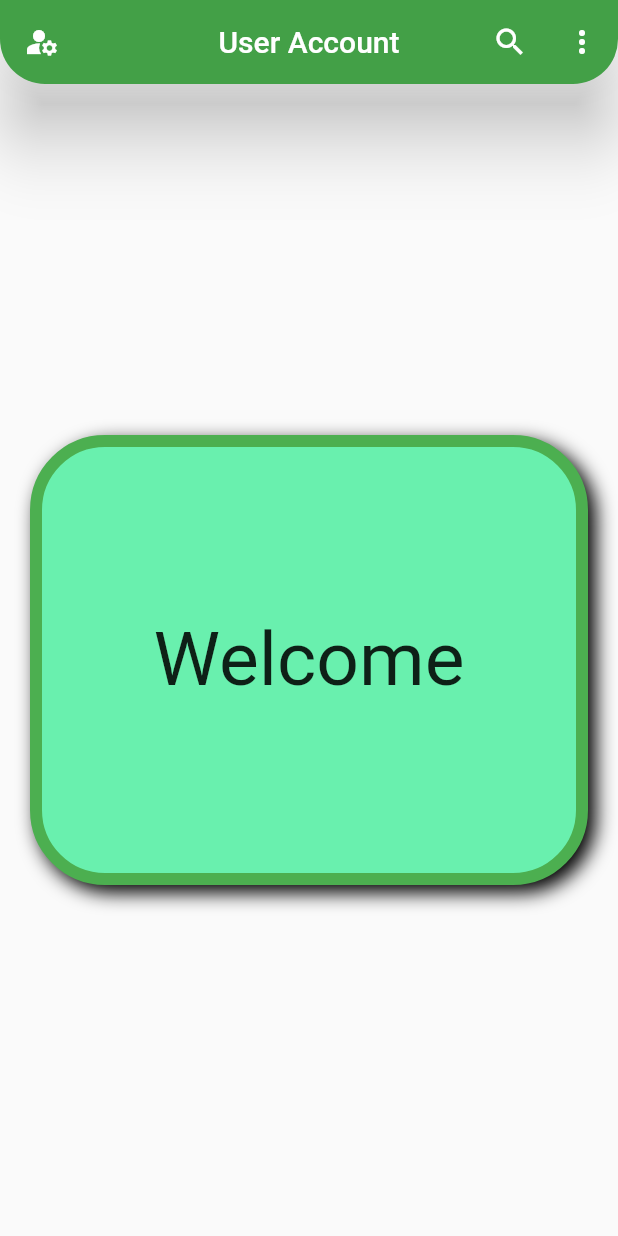
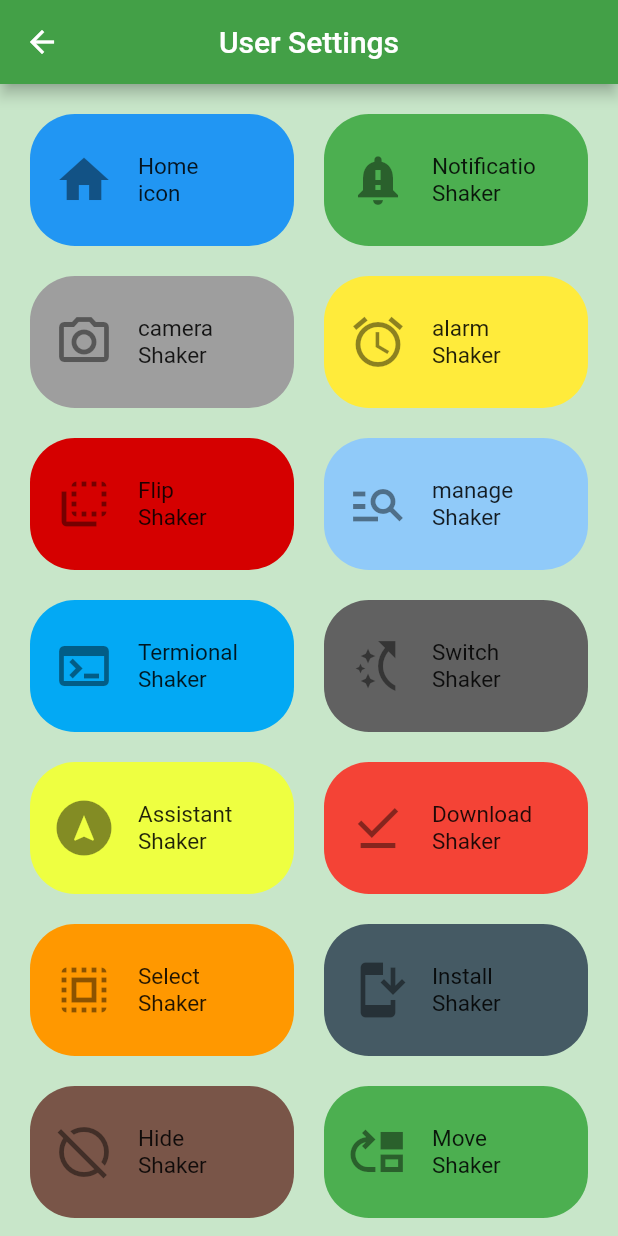
Before and after one commit to AlwinVJ/firstflutterapp, a Flutter app: the screen it shows after launch, after a tap on the "manage accounts" icon, on a phone screen of 412 x 824 dp. Run offline on Flutter 3.47's test engine with Material 2 defaults, Android fonts, the phone set to English and light mode, and no system bars.

Commit message:
First commit on 28th December

```diff
--- a/lib/widgets/container.dart
+++ b/lib/widgets/container.dart
@@ -1,7 +1,13 @@
 import 'package:flutter/material.dart';
+import 'package:yfsampleproject/widgets/gridviews.dart';
 
 class MyWidget extends StatelessWidget {
   const MyWidget({super.key});
+
+  void userSettingsPage(BuildContext ctx) {
+   Navigator.of(ctx).push(MaterialPageRoute(builder: (_) {
+      return const MySecondWidget();
+    }));}
 
   @override
   Widget build(BuildContext context) {
@@ -14,7 +20,9 @@ class MyWidget extends StatelessWidget {
         backgroundColor: Colors.green[600],
         //Leading - left-side of the appbar, leading is property
         leading:
-            IconButton(onPressed: () {}, icon: Icon(Icons.manage_accounts)),
+            IconButton(onPressed: () {
+              userSettingsPage(context);
+            }, icon: Icon(Icons.manage_accounts)),
         // Actions - right-side of the appbar, action is a property
         actions: [
           IconButton(onPressed: () {}, icon: Icon(Icons.search)),
@@ -50,7 +58,10 @@ class MyWidget extends StatelessWidget {
 // entered
         child: Text(
           'Welcome',
-          style: TextStyle(fontSize: 50),
+          style: TextStyle(fontSize: 50,
+          fontWeight: FontWeight.bold,
+          fontStyle: FontStyle.italic,
+          letterSpacing: 5,),
         ),
       )),
     );
--- /dev/null
+++ b/lib/widgets/gridviews.dart
@@ -0,0 +1,74 @@
+import 'package:flutter/material.dart';
+import 'package:yfsampleproject/widgets/container.dart';
+
+class MySecondWidget extends StatelessWidget {
+  const MySecondWidget({super.key});
+
+  void userHomePage(BuildContext ctx) {
+   Navigator.of(ctx).push(MaterialPageRoute(builder: (_) {
+      return const MyWidget();
+    }));}
+
+  @override
+  Widget build(BuildContext context) {
+    List cardContent = [
+      [Icons.home, 'Home\nicon', Colors.blue],
+      [Icons.notification_important, 'Notificatio\nShaker', Colors.green],
+      [Icons.camera_alt_outlined, 'camera\nShaker', Colors.grey],
+      [Icons.alarm, 'alarm\nShaker', Colors.yellow],
+      [Icons.flip_to_back_outlined, 'Flip\nShaker', Colors.redAccent.shade700],
+      [Icons.manage_search, 'manage\nShaker', Colors.blue.shade200],
+      [Icons.terminal, 'Termional\nShaker', Colors.lightBlue],
+      [Icons.switch_access_shortcut, 'Switch\nShaker', Colors.grey.shade700],
+      [Icons.assistant_navigation, 'Assistant\nShaker', Colors.limeAccent],
+      [Icons.download_done, 'Download\nShaker', Colors.red],
+      [Icons.select_all, 'Select\nShaker', Colors.orange],
+      [Icons.install_mobile, 'Install\nShaker', Colors.blueGrey.shade700],
+      [Icons.hide_source, 'Hide\nShaker', Colors.brown],
+      [Icons.move_up, 'Move\nShaker', Colors.green],
+      [Icons.keyboard_command_key, 'Keyboard\nShaker', Colors.grey.shade800],
+    ];
+    return MaterialApp(
+      debugShowCheckedModeBanner: false,
+      home: Scaffold(
+        backgroundColor: Colors.green.shade100,
+        appBar: AppBar(
+          centerTitle: true,
+          title: Text('User Settings'),
+          backgroundColor: Colors.green[600],
+          leading:
+            IconButton(onPressed: () {
+              userHomePage(context);
+            }, icon: Icon(Icons.arrow_back)),
+        ),
+        body: GridView.builder(
+            padding: const EdgeInsets.all(20.0),
+            itemCount: 15,
+            gridDelegate: const SliverGridDelegateWithFixedCrossAxisCount(
+                crossAxisCount: 2,
+                crossAxisSpacing: 20,
+                mainAxisSpacing: 20,
+                childAspectRatio: 2),
+            itemBuilder: (context, index) => Container(
+                decoration: BoxDecoration(
+                    borderRadius: BorderRadius.circular(30),
+                    color: cardContent[index][2]),
+                child: Center(
+                  child: ListTile(
+                    leading: Icon(
+                      cardContent[index][0],
+                      size: 40,
+                    ),
+                    title: Text(
+                      cardContent[index][1],
+                      style: TextStyle(
+                        fontSize: 15,
+                        fontWeight: FontWeight.w400,
+                      ),
+                    ),
+                  ),
+                ))),
+      ),
+    );
+  }
+}
```
